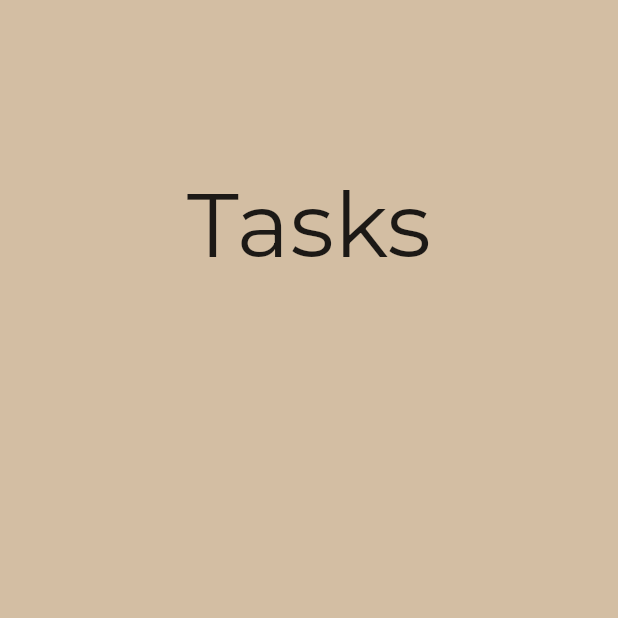
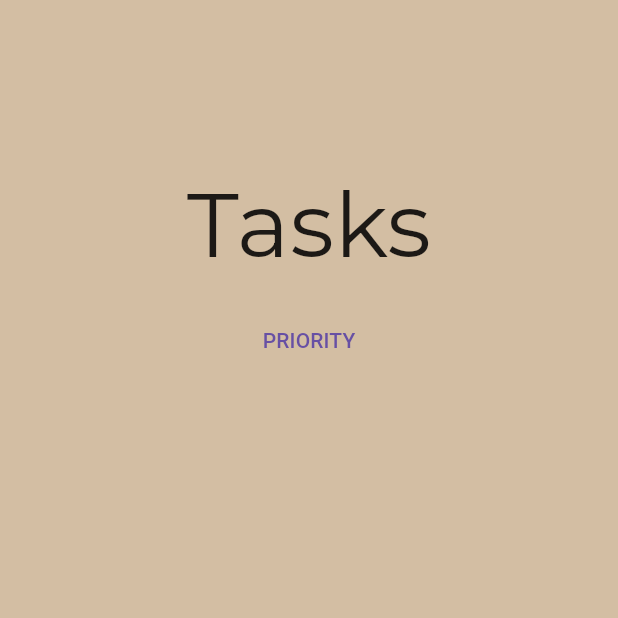
Before and after one commit to kingslayer1312/TaskTrack, a Flutter app: the screen it shows after launch, item 2 of the bottom bar chosen, on a phone screen of 412 x 824 dp, the top half of it. Run offline on Flutter 3.47's test engine with Material 3 defaults, Android fonts, the phone set to English and light mode, and no system bars; our stand-ins replace google_fonts, sqflite; accounts and stored records are empty; project files that could hold a hidden picture were left out.

Commit message:
completed sorting functionality

```diff
--- a/lib/presentation/tasklist_screen.dart
+++ b/lib/presentation/tasklist_screen.dart
@@ -328,8 +328,34 @@ class _TasklistScreenState extends State<TasklistScreen> {
                 color: Colors.black87
               ),
             ),
+            SizedBox(
+              height: 10,
+            ),
+            Row(
+              mainAxisAlignment: MainAxisAlignment.center,
+              children: [
+                TextButton(
+                  onPressed: () {
+                    setState(() {
+                      if (ordering == "priority") {
+                        ordering = "deadline";
+                      }
+                      else {
+                        ordering = "priority";
+                      }
+                    });
+                    refreshTasks(ordering);
+                  },
+                  child: Text((ordering == "priority") ? "deadline".toUpperCase() : "priority".toUpperCase())
+                )
+              ],
+            ),
+            SizedBox(
+              height: 10,
+            ),
             Expanded(
               child: ListView.builder(
+                padding: EdgeInsets.zero,
                 itemCount: tasks.length,
                 itemBuilder: (context, index) {
                   final task = tasks[index];
```
